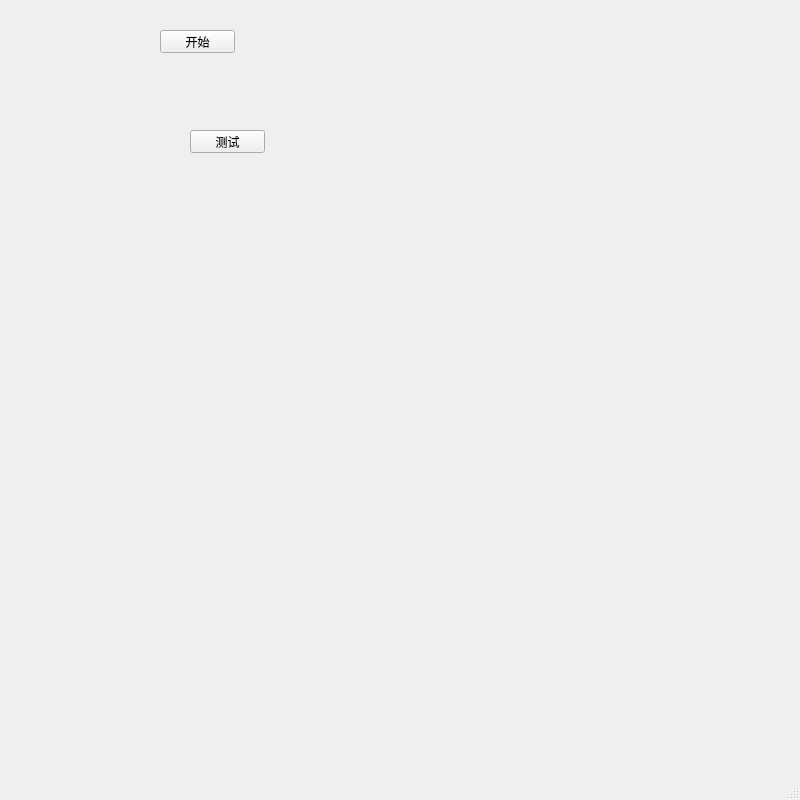
Old version of the form resource/ui/main_ui.ui in the repository zpc1/watch_file.
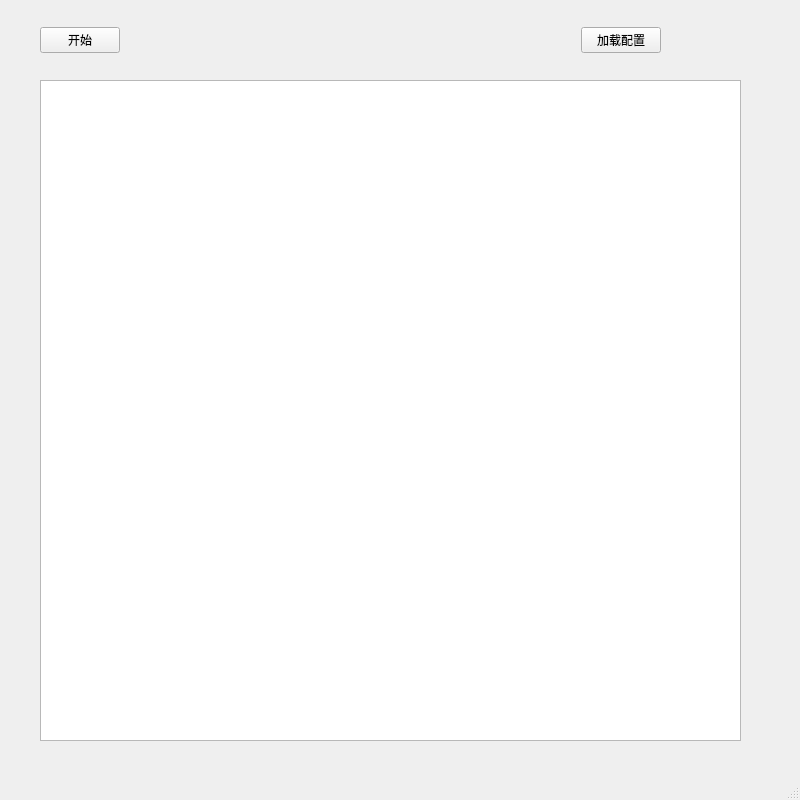
New version of the form.

```diff
--- a/resource/ui/main_ui.ui
+++ b/resource/ui/main_ui.ui
@@ -14,34 +14,57 @@
    <string>dicom客户端</string>
   </property>
   <widget class="QWidget" name="centralwidget">
-   <widget class="QPushButton" name="btn_start">
+   <widget class="QWidget" name="horizontalLayoutWidget">
     <property name="geometry">
      <rect>
-      <x>160</x>
-      <y>30</y>
-      <width>75</width>
-      <height>23</height>
+      <x>40</x>
+      <y>20</y>
+      <width>621</width>
+      <height>41</height>
      </rect>
     </property>
-    <property name="text">
-     <string>开始</string>
-    </property>
-    <property name="checkable">
-     <bool>true</bool>
-    </property>
+    <layout class="QHBoxLayout" name="horizontalLayout">
+     <item>
+      <widget class="QPushButton" name="btn_start">
+       <property name="text">
+        <string>开始</string>
+       </property>
+       <property name="checkable">
+        <bool>true</bool>
+       </property>
+      </widget>
+     </item>
+     <item>
+      <spacer name="horizontalSpacer">
+       <property name="orientation">
+        <enum>Qt::Horizontal</enum>
+       </property>
+       <property name="sizeHint" stdset="0">
+        <size>
+         <width>40</width>
+         <height>20</height>
+        </size>
+       </property>
+      </spacer>
+     </item>
+     <item>
+      <widget class="QPushButton" name="pushButton">
+       <property name="text">
+        <string>加载配置</string>
+       </property>
+      </widget>
+     </item>
+    </layout>
    </widget>
-   <widget class="QPushButton" name="pushButton">
+   <widget class="QPlainTextEdit" name="pte_log">
     <property name="geometry">
      <rect>
-      <x>190</x>
-      <y>130</y>
-      <width>75</width>
-      <height>23</height>
+      <x>40</x>
+      <y>80</y>
+      <width>701</width>
+      <height>661</height>
      </rect>
     </property>
-    <property name="text">
-     <string>测试</string>
-    </property>
    </widget>
   </widget>
   <widget class="QMenuBar" name="menubar">
```
